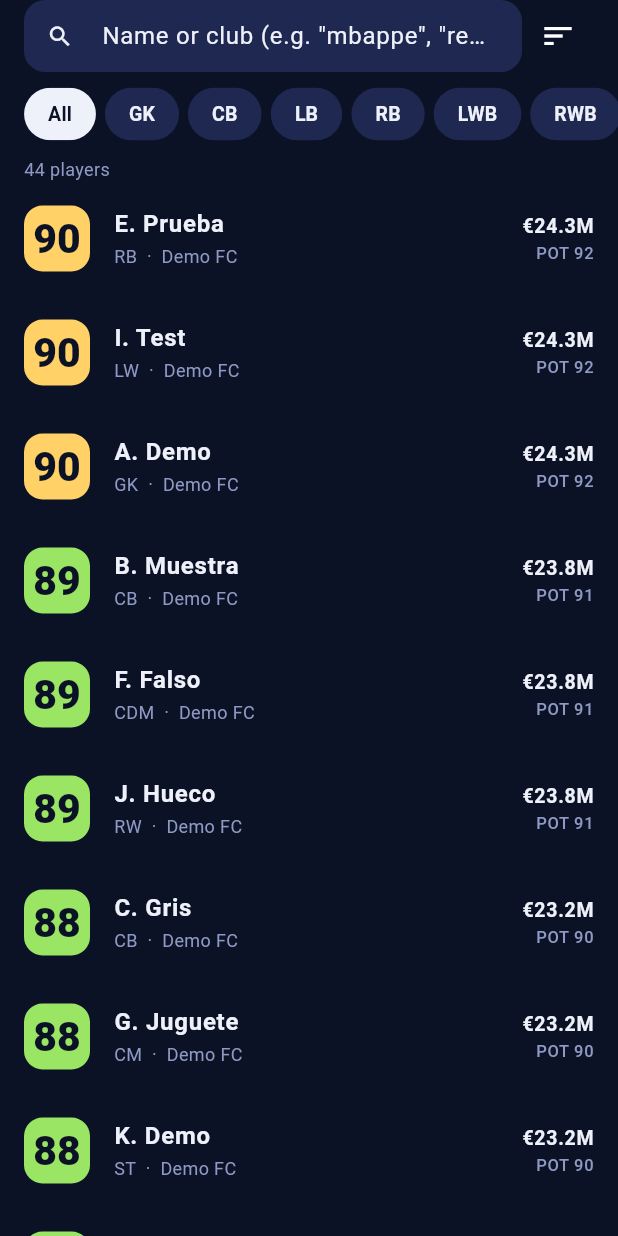
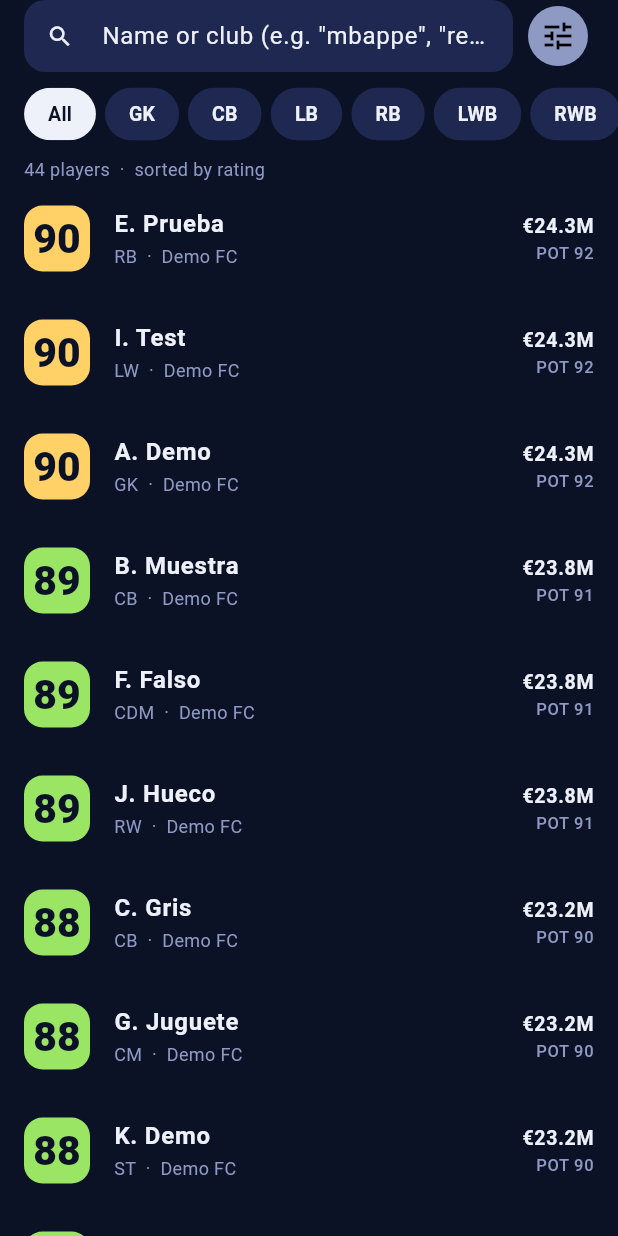
Before and after one commit to Antoniovelascodev/fc26flutter, a Flutter app: the _PlayerPicker widget shown alone on an empty page, opened directly with empty values, on a phone screen of 412 x 824 dp. Run offline on Flutter 3.47's test engine with Material 3 defaults, Android fonts, the phone set to English and light mode, and no system bars; our stand-ins replace google_fonts, shared_preferences, web; accounts and stored records are empty; Roboto replaces fonts that are missing (Big Shoulders Display).

Commit message:
Player filters sheet, attribute details, squads always current
Co-Authored-By: Claude Sonnet 5.5 <noreply@anthropic.com>

```diff
--- a/lib/api.dart
+++ b/lib/api.dart
@@ -6,6 +6,7 @@ import 'package:http/http.dart' as http;
 import 'package:shared_preferences/shared_preferences.dart';
 
 import 'models.dart';
+import 'player_filters.dart';
 
 /// true  -> fake in-memory data, no backend needed (to preview the UI).
 /// false -> talk to the real Spring Boot API.
@@ -320,26 +321,30 @@ class Api {
   static Future<PlayerPage> searchPlayers({
     String q = '',
     String position = '',
-    String league = '',
-    int minOverall = 0,
-    String sort = 'overall',
+    PlayerFilters? filters,
     int page = 0,
   }) async {
+    final f = filters ?? PlayerFilters();
     if (demoMode) {
       await _latency();
-      return _Demo.searchPlayers(q, position, sort, page);
+      return _Demo.searchPlayers(q, position, f, page);
     }
     final query = Uri(queryParameters: {
       'q': q,
       'position': position,
-      'league': league,
-      'minOverall': '$minOverall',
-      'sort': sort,
+      ...f.toQuery(),
       'page': '$page',
       'size': '20',
     }).query;
     final data = await _get('/players?$query');
     return PlayerPage.fromJson(data as Map<String, dynamic>);
+  }
+
+  /// Real leagues that have players (for the filter dropdown).
+  static Future<List<String>> playerLeagues() async {
+    if (demoMode) return ['Demo League'];
+    final data = await _get('/players/leagues') as List;
+    return data.map((e) => e as String).toList();
   }
 
   // ---- Squads ----
@@ -554,17 +559,25 @@ class _Demo {
     return out;
   }
 
-  static PlayerPage searchPlayers(String q, String position, String sort, int page) {
+  static PlayerPage searchPlayers(String q, String position, PlayerFilters f, int page) {
     final text = q.toLowerCase().trim();
+    final sort = f.sort;
     final list = players.where((p) {
       if (position.isNotEmpty && !p.canPlay(position)) return false;
+      if (f.minOverall != null && p.overall < f.minOverall!) return false;
+      if (f.maxOverall != null && p.overall > f.maxOverall!) return false;
+      if (f.maxValueM != null && (p.valueEur ?? 0) > f.maxValueM! * 1000000) return false;
+      if (f.minValueM != null && (p.valueEur ?? 0) < f.minValueM! * 1000000) return false;
       return text.isEmpty ||
           p.shortName.toLowerCase().contains(text) ||
           p.longName.toLowerCase().contains(text);
     }).toList();
-    list.sort((a, b) => sort == 'value'
-        ? (b.valueEur ?? 0).compareTo(a.valueEur ?? 0)
-        : b.overall.compareTo(a.overall));
+    list.sort((a, b) {
+      final c = sort == 'value'
+          ? (b.valueEur ?? 0).compareTo(a.valueEur ?? 0)
+          : b.overall.compareTo(a.overall);
+      return f.ascending ? -c : c;
+    });
     final start = page * 20;
     final end = (start + 20).clamp(0, list.length);
     return PlayerPage(
--- a/lib/models.dart
+++ b/lib/models.dart
@@ -220,6 +220,59 @@ class HeadToHead {
 
 int? _toIntN(dynamic v) => (v as num?)?.toInt();
 
+/// An attribute of a player: JSON key (= server filter name), label and group.
+class StatDef {
+  final String key;
+  final String label;
+  final String group;
+
+  const StatDef(this.key, this.label, this.group);
+}
+
+const List<StatDef> kStats = [
+  StatDef('pace', 'Pace', 'Main'),
+  StatDef('shooting', 'Shooting', 'Main'),
+  StatDef('passing', 'Passing', 'Main'),
+  StatDef('dribbling', 'Dribbling (main)', 'Main'),
+  StatDef('defending', 'Defending (main)', 'Main'),
+  StatDef('physic', 'Physical', 'Main'),
+  StatDef('attackingCrossing', 'Crossing', 'Attacking'),
+  StatDef('attackingFinishing', 'Finishing', 'Attacking'),
+  StatDef('attackingHeadingAccuracy', 'Heading accuracy', 'Attacking'),
+  StatDef('attackingShortPassing', 'Short passing', 'Attacking'),
+  StatDef('attackingVolleys', 'Volleys', 'Attacking'),
+  StatDef('skillDribbling', 'Dribbling', 'Skill'),
+  StatDef('skillCurve', 'Curve', 'Skill'),
+  StatDef('skillFkAccuracy', 'Free kick accuracy', 'Skill'),
+  StatDef('skillLongPassing', 'Long passing', 'Skill'),
+  StatDef('skillBallControl', 'Ball control', 'Skill'),
+  StatDef('movementAcceleration', 'Acceleration', 'Movement'),
+  StatDef('movementSprintSpeed', 'Sprint speed', 'Movement'),
+  StatDef('movementAgility', 'Agility', 'Movement'),
+  StatDef('movementReactions', 'Reactions', 'Movement'),
+  StatDef('movementBalance', 'Balance', 'Movement'),
+  StatDef('powerShotPower', 'Shot power', 'Power'),
+  StatDef('powerJumping', 'Jumping', 'Power'),
+  StatDef('powerStamina', 'Stamina', 'Power'),
+  StatDef('powerStrength', 'Strength', 'Power'),
+  StatDef('powerLongShots', 'Long shots', 'Power'),
+  StatDef('mentalityAggression', 'Aggression', 'Mentality'),
+  StatDef('mentalityInterceptions', 'Interceptions', 'Mentality'),
+  StatDef('mentalityPositioning', 'Positioning', 'Mentality'),
+  StatDef('mentalityVision', 'Vision', 'Mentality'),
+  StatDef('mentalityPenalties', 'Penalties', 'Mentality'),
+  StatDef('mentalityComposure', 'Composure', 'Mentality'),
+  StatDef('defendingMarkingAwareness', 'Marking', 'Defending'),
+  StatDef('defendingStandingTackle', 'Standing tackle', 'Defending'),
+  StatDef('defendingSlidingTackle', 'Sliding tackle', 'Defending'),
+  StatDef('gkDiving', 'GK diving', 'Goalkeeping'),
+  StatDef('gkHandling', 'GK handling', 'Goalkeeping'),
+  StatDef('gkKicking', 'GK kicking', 'Goalkeeping'),
+  StatDef('gkPositioning', 'GK positioning', 'Goalkeeping'),
+  StatDef('gkReflexes', 'GK reflexes', 'Goalkeeping'),
+  StatDef('gkSpeed', 'GK speed', 'Goalkeeping'),
+];
+
 /// A real FC 26 player from the imported database.
 class Player {
   final int id;
@@ -250,6 +303,9 @@ class Player {
   final int? gkReflexes;
   final int? gkSpeed;
 
+  /// Every attribute in [kStats] that the server sent, by key.
+  final Map<String, int> detail;
+
   Player({
     required this.id,
     required this.shortName,
@@ -278,6 +334,7 @@ class Player {
     this.gkPositioning,
     this.gkReflexes,
     this.gkSpeed,
+    this.detail = const {},
   });
 
   factory Player.fromJson(Map<String, dynamic> j) => Player(
@@ -308,7 +365,14 @@ class Player {
         gkPositioning: _toIntN(j['gkPositioning']),
         gkReflexes: _toIntN(j['gkReflexes']),
         gkSpeed: _toIntN(j['gkSpeed']),
+        detail: {
+          for (final s in kStats)
+            if (j[s.key] is num) s.key: (j[s.key] as num).toInt(),
+        },
       );
+
+  /// An attribute by its [kStats] key, or null if unknown.
+  int? stat(String key) => detail[key];
 
   List<String> get positionList => positions
       .split(',')
--- a/lib/player_widgets.dart
+++ b/lib/player_widgets.dart
@@ -4,6 +4,7 @@ import 'package:flutter/material.dart';
 
 import 'api.dart';
 import 'models.dart';
+import 'player_filters.dart';
 import 'theme.dart';
 import 'widgets.dart';
 
@@ -156,6 +157,7 @@ Future<void> showPlayerDetail(BuildContext context, Player p) {
             ),
             const SizedBox(height: 18),
             for (final s in p.headlineStats) _StatBar(label: s.$1, value: s.$2),
+            ..._detailGroups(p),
           ],
         ),
       ),
@@ -228,6 +230,50 @@ class _StatBar extends StatelessWidget {
   }
 }
 
+/// Detailed attributes grouped like in the game (Attacking, Skill, Movement...).
+List<Widget> _detailGroups(Player p) {
+  final groups = <String, List<StatDef>>{};
+  for (final s in kStats) {
+    if (s.group == 'Main') continue;
+    if (p.stat(s.key) == null) continue;
+    if (p.isGoalkeeper != (s.group == 'Goalkeeping')) continue;
+    groups.putIfAbsent(s.group, () => []).add(s);
+  }
+  return [
+    for (final g in groups.entries) ...[
+      Padding(
+        padding: const EdgeInsets.only(top: 14, bottom: 8),
+        child: Text(g.key, style: displayStyle(size: 22)),
+      ),
+      Wrap(
+        spacing: 8,
+        runSpacing: 8,
+        children: [
+          for (final s in g.value)
+            Container(
+              padding: const EdgeInsets.symmetric(horizontal: 10, vertical: 6),
+              decoration: BoxDecoration(
+                color: AppColors.surfaceHi,
+                borderRadius: BorderRadius.circular(10),
+              ),
+              child: Row(
+                mainAxisSize: MainAxisSize.min,
+                children: [
+                  Text('${p.stat(s.key)}',
+                      style: TextStyle(
+                          fontWeight: FontWeight.w800, color: ratingColor(p.stat(s.key)!))),
+                  const SizedBox(width: 6),
+                  Text(s.label,
+                      style: const TextStyle(fontSize: 12, color: AppColors.textDim)),
+                ],
+              ),
+            ),
+        ],
+      ),
+    ],
+  ];
+}
+
 const List<String> _positionFilters = [
   'GK', 'CB', 'LB', 'RB', 'LWB', 'RWB', 'CDM', 'CM', 'CAM',
   'LM', 'RM', 'LW', 'RW', 'CF', 'ST',
@@ -269,7 +315,7 @@ class _PlayerPickerState extends State<_PlayerPicker> {
   int _request = 0;
 
   late String _position = widget.initialPosition;
-  String _sort = 'overall';
+  PlayerFilters _filters = PlayerFilters();
   final List<Player> _players = [];
   int _page = 0;
   bool _hasNext = false;
@@ -312,7 +358,7 @@ class _PlayerPickerState extends State<_PlayerPicker> {
       final result = await Api.searchPlayers(
         q: _search.text.trim(),
         position: _position,
-        sort: _sort,
+        filters: _filters,
         page: _page,
       );
       if (!mounted || id != _request) return;
@@ -358,20 +404,20 @@ class _PlayerPickerState extends State<_PlayerPicker> {
                     ),
                   ),
                 ),
-                PopupMenuButton<String>(
-                  tooltip: 'Sort',
-                  icon: const Icon(Icons.sort),
-                  initialValue: _sort,
-                  onSelected: (v) {
-                    _sort = v;
-                    _load(reset: true);
-                  },
-                  itemBuilder: (_) => const [
-                    PopupMenuItem(value: 'overall', child: Text('Best rating')),
-                    PopupMenuItem(value: 'value', child: Text('Highest value')),
-                    PopupMenuItem(value: 'potential', child: Text('Best potential')),
-                    PopupMenuItem(value: 'age', child: Text('Youngest')),
-                  ],
+                const SizedBox(width: 6),
+                Badge(
+                  isLabelVisible: _filters.activeCount > 0,
+                  label: Text('${_filters.activeCount}'),
+                  child: IconButton.filledTonal(
+                    tooltip: 'Filters',
+                    icon: const Icon(Icons.tune),
+                    onPressed: () async {
+                      final result = await showPlayerFilters(context, _filters);
+                      if (result == null) return;
+                      _filters = result;
+                      _load(reset: true);
+                    },
+                  ),
                 ),
               ],
             ),
@@ -417,7 +463,9 @@ class _PlayerPickerState extends State<_PlayerPicker> {
               padding: const EdgeInsets.fromLTRB(16, 8, 16, 0),
               child: Align(
                 alignment: Alignment.centerLeft,
-                child: Text('$_total players',
+                child: Text(
+                    '$_total players  ·  sorted by ${sortLabel(_filters.sort).toLowerCase()}'
+                    '${_filters.ascending ? ' (low to high)' : ''}',
                     style: const TextStyle(color: AppColors.textDim, fontSize: 12)),
               ),
             ),
--- a/lib/screens/squad_builder_screen.dart
+++ b/lib/screens/squad_builder_screen.dart
@@ -363,8 +363,8 @@ class _SquadBuilderScreenState extends State<SquadBuilderScreen> {
                   ),
                 ),
                 const Spacer(),
-                const Text('Active squad', style: TextStyle(color: AppColors.textDim)),
-                Switch(value: _active, onChanged: (v) => _change(() => _active = v)),
+                const Text('Saved as the current squad',
+                    style: TextStyle(color: AppColors.textDim, fontSize: 12)),
               ],
             ),
             const SizedBox(height: 8),
--- a/lib/screens/squads_screen.dart
+++ b/lib/screens/squads_screen.dart
@@ -270,7 +270,7 @@ class _SquadCard extends StatelessWidget {
                                         color: color.withAlpha(60),
                                         borderRadius: BorderRadius.circular(8),
                                       ),
-                                      child: const Text('ACTIVE',
+                                      child: const Text('CURRENT',
                                           style: TextStyle(
                                               fontSize: 10, fontWeight: FontWeight.w800)),
                                     ),
```
Also changed, not shown: lib/player_filters.dart (added, +511 -0 lines).
